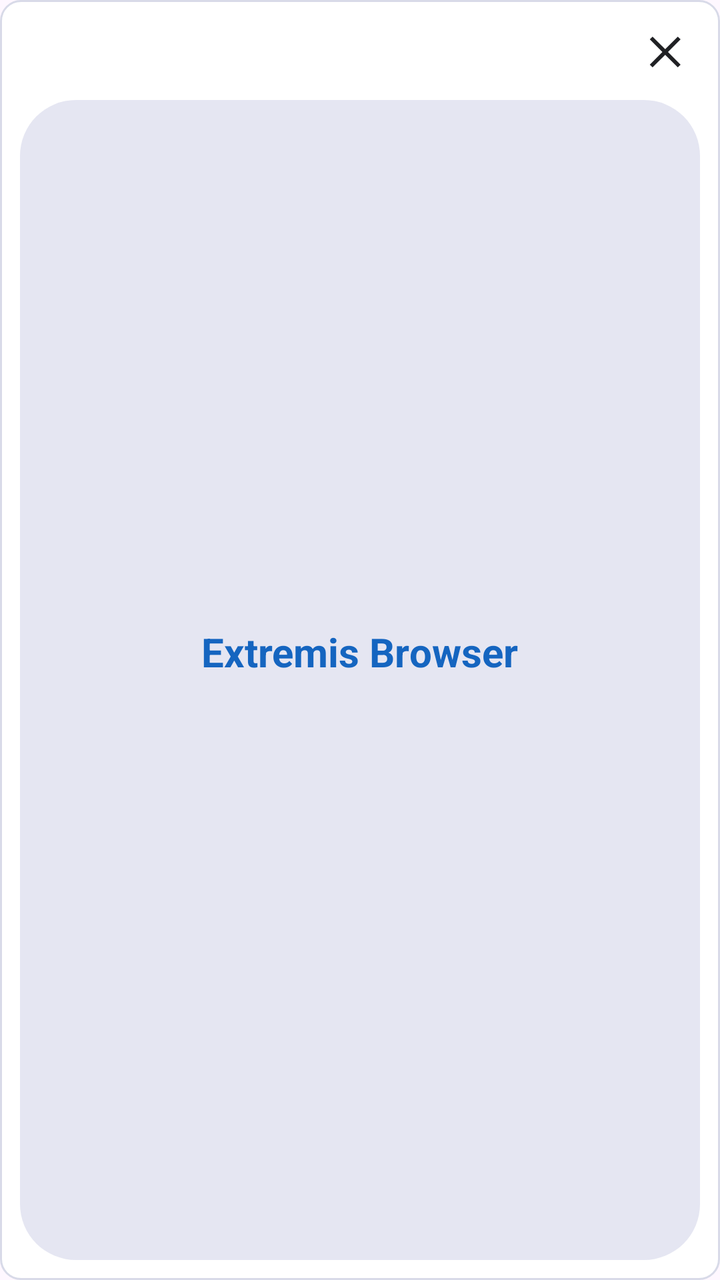
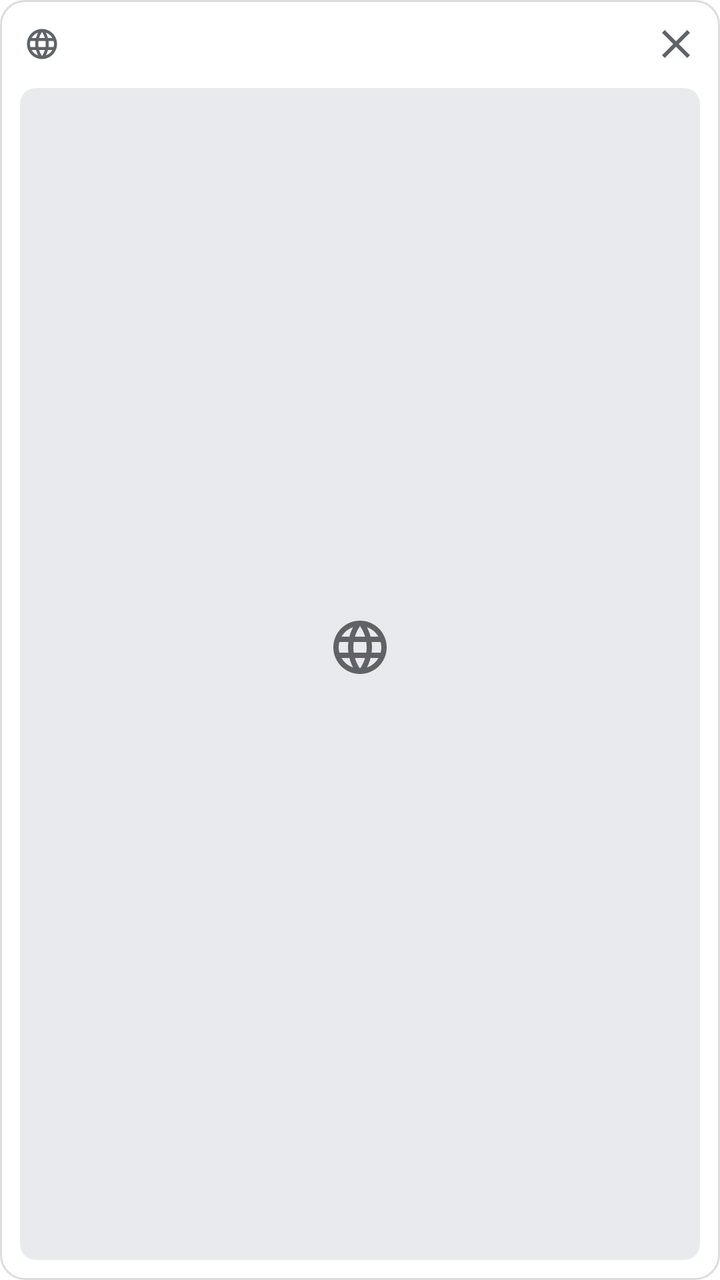

Compare the two renders of this Android layout. The source of the first and the diff that turns it into the second are given below.
<!-- AndroidManifest.xml: application theme Theme.ExtremisBrowser -->
<!-- res/layout/item_browser_tab.xml -->
<?xml version="1.0" encoding="utf-8"?>
<LinearLayout xmlns:android="http://schemas.android.com/apk/res/android"
    android:id="@+id/cardRoot"
    android:layout_width="match_parent"
    android:layout_height="220dp"
    android:background="@drawable/chrome_tab_card_bg"
    android:clickable="true"
    android:focusable="true"
    android:orientation="vertical"
    android:padding="10dp">

    <LinearLayout
        android:layout_width="match_parent"
        android:layout_height="32dp"
        android:gravity="center_vertical"
        android:orientation="horizontal">

        <ImageView
            android:id="@+id/incognitoIcon"
            android:layout_width="20dp"
            android:layout_height="20dp"
            android:src="@drawable/ic_incognito_24"
            android:visibility="gone" />

        <TextView
            android:id="@+id/titleView"
            android:layout_width="0dp"
            android:layout_height="wrap_content"
            android:layout_marginStart="6dp"
            android:layout_weight="1"
            android:ellipsize="end"
            android:maxLines="1"
            android:textColor="@color/chrome_text"
            android:textSize="14sp" />

        <ImageButton
            android:id="@+id/closeButton"
            android:layout_width="32dp"
            android:layout_height="32dp"
            android:background="?attr/selectableItemBackgroundBorderless"
            android:contentDescription="@string/close_tab"
            android:padding="7dp"
            android:src="@drawable/ic_close_24" />
    </LinearLayout>

    <LinearLayout
        android:id="@+id/previewSurface"
        android:layout_width="match_parent"
        android:layout_height="0dp"
        android:layout_marginTop="8dp"
        android:layout_weight="1"
        android:background="@drawable/chrome_search_bg"
        android:gravity="center"
        android:orientation="vertical"
        android:padding="12dp">

        <TextView
            android:id="@+id/previewLogo"
            android:layout_width="wrap_content"
            android:layout_height="wrap_content"
            android:text="@string/app_name"
            android:textColor="@color/extremis_blue"
            android:textSize="20sp"
            android:textStyle="bold" />

        <TextView
            android:id="@+id/urlView"
            android:layout_width="match_parent"
            android:layout_height="wrap_content"
            android:layout_marginTop="12dp"
            android:ellipsize="end"
            android:gravity="center"
            android:maxLines="3"
            android:textColor="@color/chrome_muted"
            android:textSize="12sp" />
    </LinearLayout>
</LinearLayout>
<!-- resources referenced by this layout -->
<resources>
  <color name="chrome_muted">#5B5D6B</color>
  <color name="chrome_text">#171821</color>
  <color name="extremis_blue">#1565C0</color>
  <!-- drawable chrome_search_bg (drawable) -->
  <?xml version="1.0" encoding="utf-8"?>
  <shape xmlns:android="http://schemas.android.com/apk/res/android"
      android:shape="rectangle">
      <solid android:color="@color/chrome_search_bg" />
      <corners android:radius="28dp" />
      <padding
          android:left="16dp"
          android:right="16dp" />
  </shape>
  <!-- drawable chrome_tab_card_bg (drawable) -->
  <?xml version="1.0" encoding="utf-8"?>
  <shape xmlns:android="http://schemas.android.com/apk/res/android"
      android:shape="rectangle">
      <solid android:color="@color/chrome_card_bg" />
      <corners android:radius="10dp" />
      <stroke
          android:width="1dp"
          android:color="#D8DAE8" />
  </shape>
  <!-- drawable ic_close_24 (drawable) -->
  <vector xmlns:android="http://schemas.android.com/apk/res/android"
      android:width="24dp"
      android:height="24dp"
      android:viewportWidth="24"
      android:viewportHeight="24">
      <path
          android:fillColor="#202124"
          android:pathData="M18.3,5.7L12,12l6.3,6.3 -1.4,1.4L10.6,13.4 4.3,19.7 2.9,18.3 9.2,12 2.9,5.7 4.3,4.3l6.3,6.3 6.3,-6.3z" />
  </vector>
  <!-- drawable ic_incognito_24 (drawable) -->
  <vector xmlns:android="http://schemas.android.com/apk/res/android"
      android:width="24dp"
      android:height="24dp"
      android:viewportWidth="24"
      android:viewportHeight="24">
      <path
          android:fillColor="#202124"
          android:pathData="M4,10l2,-5h12l2,5H4zM7,12a4,4 0,1 0,0 8,4 4,0 0,0 0,-8M17,12a4,4 0,1 0,0 8,4 4,0 0,0 0,-8M7,14a2,2 0,1 1,0 4,2 2,0 0,1 0,-4M17,14a2,2 0,1 1,0 4,2 2,0 0,1 0,-4M10.5,15h3v2h-3z" />
  </vector>
  <string name="app_name">Extremis Browser</string>
  <style name="Theme.ExtremisBrowser" parent="Theme.Material3.Light.NoActionBar">
          <item name="colorPrimary">@color/extremis_blue</item>
          <item name="colorPrimaryContainer">@color/extremis_blue_surface</item>
          <item name="colorOnPrimary">@color/white</item>
          <item name="colorSecondary">@color/extremis_blue_accent</item>
          <item name="colorSurface">@color/page_bg</item>
          <item name="android:statusBarColor">@color/extremis_blue_dark</item>
          <item name="android:navigationBarColor">@color/nav_bar_bg</item>
          <item name="android:windowLightNavigationBar" tools:targetApi="27">true</item>
          <item name="android:colorControlHighlight">@color/ripple_blue</item>
      </style>
  <color name="chrome_search_bg">#E5E6F2</color>
  <color name="extremis_blue_surface">#E3F2FD</color>
  <color name="extremis_blue_accent">#2979FF</color>
  <color name="page_bg">#FAFCFF</color>
  <color name="extremis_blue_dark">#0D47A1</color>
  <color name="nav_bar_bg">#F5F9FF</color>
  <color name="ripple_blue">#331565C0</color>
  <!-- unchanged entries left out for length: 3 -->
</resources>

<!-- the commit's change to res/layout/item_browser_tab.xml (unified diff, before → after) -->
@@ -2,44 +2,45 @@
 <LinearLayout xmlns:android="http://schemas.android.com/apk/res/android"
     android:id="@+id/cardRoot"
     android:layout_width="match_parent"
-    android:layout_height="220dp"
+    android:layout_height="@dimen/chrome_tab_card_height"
     android:background="@drawable/chrome_tab_card_bg"
     android:clickable="true"
     android:focusable="true"
-    android:orientation="vertical"
-    android:padding="10dp">
+    android:orientation="vertical">
 
     <LinearLayout
         android:layout_width="match_parent"
-        android:layout_height="32dp"
+        android:layout_height="44dp"
         android:gravity="center_vertical"
-        android:orientation="horizontal">
+        android:orientation="horizontal"
+        android:paddingStart="12dp"
+        android:paddingEnd="4dp">
 
         <ImageView
-            android:id="@+id/incognitoIcon"
-            android:layout_width="20dp"
-            android:layout_height="20dp"
-            android:src="@drawable/ic_incognito_24"
-            android:visibility="gone" />
+            android:id="@+id/faviconView"
+            android:layout_width="18dp"
+            android:layout_height="18dp"
+            android:contentDescription="@null"
+            android:src="@drawable/ic_globe_24" />
 
         <TextView
             android:id="@+id/titleView"
             android:layout_width="0dp"
             android:layout_height="wrap_content"
-            android:layout_marginStart="6dp"
+            android:layout_marginStart="8dp"
             android:layout_weight="1"
             android:ellipsize="end"
             android:maxLines="1"
             android:textColor="@color/chrome_text"
-            android:textSize="14sp" />
+            android:textSize="13sp" />
 
         <ImageButton
             android:id="@+id/closeButton"
-            android:layout_width="32dp"
-            android:layout_height="32dp"
+            android:layout_width="36dp"
+            android:layout_height="36dp"
             android:background="?attr/selectableItemBackgroundBorderless"
             android:contentDescription="@string/close_tab"
-            android:padding="7dp"
+            android:padding="9dp"
             android:src="@drawable/ic_close_24" />
     </LinearLayout>
 
@@ -47,27 +48,26 @@
         android:id="@+id/previewSurface"
         android:layout_width="match_parent"
         android:layout_height="0dp"
-        android:layout_marginTop="8dp"
+        android:layout_marginHorizontal="10dp"
+        android:layout_marginBottom="10dp"
         android:layout_weight="1"
-        android:background="@drawable/chrome_search_bg"
+        android:background="@drawable/chrome_thumb_bg"
         android:gravity="center"
         android:orientation="vertical"
         android:padding="12dp">
 
-        <TextView
-            android:id="@+id/previewLogo"
-            android:layout_width="wrap_content"
-            android:layout_height="wrap_content"
-            android:text="@string/app_name"
-            android:textColor="@color/extremis_blue"
-            android:textSize="20sp"
-            android:textStyle="bold" />
+        <ImageView
+            android:id="@+id/previewIcon"
+            android:layout_width="32dp"
+            android:layout_height="32dp"
+            android:contentDescription="@null"
+            android:src="@drawable/ic_globe_24" />
 
         <TextView
             android:id="@+id/urlView"
             android:layout_width="match_parent"
             android:layout_height="wrap_content"
-            android:layout_marginTop="12dp"
+            android:layout_marginTop="10dp"
             android:ellipsize="end"
             android:gravity="center"
             android:maxLines="3"
<!-- resource entries referenced after the edit -->
@@ -1,67 +1,104 @@
 <!-- resources referenced by this layout -->
 <resources>
-  <color name="chrome_muted">#5B5D6B</color>
-  <color name="chrome_text">#171821</color>
-  <color name="extremis_blue">#1565C0</color>
-  <!-- drawable chrome_search_bg (drawable) -->
-  <?xml version="1.0" encoding="utf-8"?>
-  <shape xmlns:android="http://schemas.android.com/apk/res/android"
-      android:shape="rectangle">
-      <solid android:color="@color/chrome_search_bg" />
-      <corners android:radius="28dp" />
-      <padding
-          android:left="16dp"
-          android:right="16dp" />
-  </shape>
+  <color name="chrome_muted">#5F6368</color>
+  <color name="chrome_text">#202124</color>
+  <dimen name="chrome_tab_card_height">200dp</dimen>
   <!-- drawable chrome_tab_card_bg (drawable) -->
   <?xml version="1.0" encoding="utf-8"?>
   <shape xmlns:android="http://schemas.android.com/apk/res/android"
       android:shape="rectangle">
       <solid android:color="@color/chrome_card_bg" />
-      <corners android:radius="10dp" />
+      <corners android:radius="@dimen/chrome_tab_card_radius" />
       <stroke
           android:width="1dp"
-          android:color="#D8DAE8" />
+          android:color="@color/chrome_outline" />
+  </shape>
+  <!-- drawable chrome_thumb_bg (drawable) -->
+  <?xml version="1.0" encoding="utf-8"?>
+  <shape xmlns:android="http://schemas.android.com/apk/res/android"
+      android:shape="rectangle">
+      <solid android:color="@color/chrome_thumb_placeholder" />
+      <corners android:radius="8dp" />
   </shape>
   <!-- drawable ic_close_24 (drawable) -->
   <vector xmlns:android="http://schemas.android.com/apk/res/android"
       android:width="24dp"
       android:height="24dp"
       android:viewportWidth="24"
-      android:viewportHeight="24">
+      android:viewportHeight="24"
+      android:tint="@color/chrome_icon">
       <path
           android:fillColor="#202124"
-          android:pathData="M18.3,5.7L12,12l6.3,6.3 -1.4,1.4L10.6,13.4 4.3,19.7 2.9,18.3 9.2,12 2.9,5.7 4.3,4.3l6.3,6.3 6.3,-6.3z" />
+          android:pathData="M19,6.41L17.59,5 12,10.59 6.41,5 5,6.41 10.59,12 5,17.59 6.41,19 12,13.41 17.59,19 19,17.59 13.41,12z" />
   </vector>
-  <!-- drawable ic_incognito_24 (drawable) -->
+  <!-- drawable ic_globe_24 (drawable) -->
   <vector xmlns:android="http://schemas.android.com/apk/res/android"
       android:width="24dp"
       android:height="24dp"
       android:viewportWidth="24"
-      android:viewportHeight="24">
+      android:viewportHeight="24"
+      android:tint="@color/chrome_icon">
       <path
           android:fillColor="#202124"
-          android:pathData="M4,10l2,-5h12l2,5H4zM7,12a4,4 0,1 0,0 8,4 4,0 0,0 0,-8M17,12a4,4 0,1 0,0 8,4 4,0 0,0 0,-8M7,14a2,2 0,1 1,0 4,2 2,0 0,1 0,-4M17,14a2,2 0,1 1,0 4,2 2,0 0,1 0,-4M10.5,15h3v2h-3z" />
+          android:pathData="M11.99,2C6.47,2 2,6.48 2,12s4.47,10 9.99,10C17.52,22 22,17.52 22,12S17.52,2 11.99,2zM18.92,8h-2.95c-0.32,-1.25 -0.78,-2.45 -1.38,-3.56 1.84,0.63 3.37,1.91 4.33,3.56zM12,4.04c0.83,1.2 1.48,2.53 1.91,3.96h-3.82c0.43,-1.43 1.08,-2.76 1.91,-3.96zM4.26,14C4.1,13.36 4,12.69 4,12s0.1,-1.36 0.26,-2h3.38c-0.08,0.66 -0.14,1.32 -0.14,2 0,0.68 0.06,1.34 0.14,2H4.26zM5.08,16h2.95c0.32,1.25 0.78,2.45 1.38,3.56 -1.84,-0.63 -3.37,-1.9 -4.33,-3.56zM8.03,8H5.08c0.96,-1.66 2.49,-2.93 4.33,-3.56C8.81,5.55 8.35,6.75 8.03,8zM12,19.96c-0.83,-1.2 -1.48,-2.53 -1.91,-3.96h3.82c-0.43,1.43 -1.08,2.76 -1.91,3.96zM14.34,14H9.66c-0.09,-0.66 -0.16,-1.32 -0.16,-2 0,-0.68 0.07,-1.35 0.16,-2h4.68c0.09,0.65 0.16,1.32 0.16,2 0,0.68 -0.07,1.34 -0.16,2zM14.59,19.56c0.6,-1.11 1.06,-2.31 1.38,-3.56h2.95c-0.96,1.65 -2.49,2.93 -4.33,3.56zM16.36,14c0.08,-0.66 0.14,-1.32 0.14,-2 0,-0.68 -0.06,-1.34 -0.14,-2h3.38c0.16,0.64 0.26,1.31 0.26,2s-0.1,1.36 -0.26,2h-3.38z" />
   </vector>
-  <string name="app_name">Extremis Browser</string>
-  <style name="Theme.ExtremisBrowser" parent="Theme.Material3.Light.NoActionBar">
-          <item name="colorPrimary">@color/extremis_blue</item>
-          <item name="colorPrimaryContainer">@color/extremis_blue_surface</item>
+  <style name="Theme.ExtremisBrowser" parent="Theme.ExtremisBrowser.Base" />
+  <dimen name="chrome_tab_card_radius">12dp</dimen>
+  <color name="chrome_outline">#DADCE0</color>
+  <color name="chrome_thumb_placeholder">#E8EAED</color>
+  <color name="chrome_icon">#5F6368</color>
+  <style name="Theme.ExtremisBrowser.Base" parent="Theme.Material3.Light.NoActionBar">
+          <item name="colorPrimary">@color/chrome_blue</item>
           <item name="colorOnPrimary">@color/white</item>
-          <item name="colorSecondary">@color/extremis_blue_accent</item>
-          <item name="colorSurface">@color/page_bg</item>
-          <item name="android:statusBarColor">@color/extremis_blue_dark</item>
-          <item name="android:navigationBarColor">@color/nav_bar_bg</item>
+          <item name="colorPrimaryContainer">@color/chrome_blue_container</item>
+          <item name="colorOnPrimaryContainer">@color/chrome_blue_dark</item>
+          <item name="colorSecondary">@color/chrome_blue</item>
+          <item name="colorOnSecondary">@color/white</item>
+          <item name="colorSurface">@color/chrome_page_bg</item>
+          <item name="colorOnSurface">@color/chrome_text</item>
+          <item name="colorOnSurfaceVariant">@color/chrome_muted</item>
+          <item name="colorOutline">@color/chrome_outline</item>
+          <item name="colorOutlineVariant">@color/chrome_outline</item>
+          <item name="android:colorBackground">@color/chrome_page_bg</item>
+          <item name="colorSurfaceContainer">@color/chrome_page_bg</item>
+          <item name="colorSurfaceContainerHigh">@color/chrome_page_bg</item>
+          <item name="android:statusBarColor">@color/chrome_page_bg</item>
+          <item name="android:navigationBarColor">@color/chrome_page_bg</item>
+          <item name="android:windowLightStatusBar">true</item>
           <item name="android:windowLightNavigationBar" tools:targetApi="27">true</item>
-          <item name="android:colorControlHighlight">@color/ripple_blue</item>
+          <item name="android:colorControlHighlight">@color/chrome_ripple</item>
+          <item name="android:textColorPrimary">@color/chrome_text</item>
+          <item name="android:textColorSecondary">@color/chrome_muted</item>
+          <item name="bottomSheetDialogTheme">@style/Theme.Extremis.BottomSheet</item>
+          <item name="materialAlertDialogTheme">@style/Theme.Extremis.AlertDialog</item>
       </style>
-  <color name="chrome_search_bg">#E5E6F2</color>
-  <color name="extremis_blue_surface">#E3F2FD</color>
-  <color name="extremis_blue_accent">#2979FF</color>
-  <color name="page_bg">#FAFCFF</color>
-  <color name="extremis_blue_dark">#0D47A1</color>
-  <color name="nav_bar_bg">#F5F9FF</color>
-  <color name="ripple_blue">#331565C0</color>
+  <color name="chrome_blue">#1A73E8</color>
+  <color name="chrome_blue_container">#E8F0FE</color>
+  <color name="chrome_blue_dark">#1967D2</color>
+  <color name="chrome_page_bg">#FFFFFF</color>
+  <color name="chrome_ripple">#1F202124</color>
+  <style name="Theme.Extremis.BottomSheet" parent="Theme.Material3.Light.BottomSheetDialog">
+          <item name="bottomSheetStyle">@style/Widget.Extremis.BottomSheet</item>
+          <item name="android:navigationBarColor">@android:color/transparent</item>
+          <item name="android:windowLightNavigationBar" tools:targetApi="27">true</item>
+      </style>
+  <style name="Theme.Extremis.AlertDialog" parent="ThemeOverlay.Material3.MaterialAlertDialog">
+          <item name="colorPrimary">@color/chrome_blue</item>
+          <item name="colorSurface">@color/chrome_card_bg</item>
+          <item name="colorOnSurface">@color/chrome_text</item>
+      </style>
+  <style name="Widget.Extremis.BottomSheet" parent="Widget.Material3.BottomSheet.Modal">
+          <item name="backgroundTint">@color/chrome_card_bg</item>
+          <item name="shapeAppearanceOverlay">@style/ShapeAppearance.Extremis.Sheet</item>
+      </style>
+  <style name="ShapeAppearance.Extremis.Sheet" parent="">
+          <item name="cornerFamily">rounded</item>
+          <item name="cornerSizeTopLeft">@dimen/chrome_sheet_radius</item>
+          <item name="cornerSizeTopRight">@dimen/chrome_sheet_radius</item>
+          <item name="cornerSizeBottomLeft">0dp</item>
+          <item name="cornerSizeBottomRight">0dp</item>
+      </style>
+  <dimen name="chrome_sheet_radius">28dp</dimen>
   <!-- unchanged entries left out for length: 3 -->
 </resources>
 
